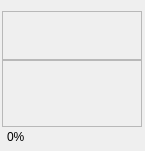
Above: opensyde_tool/src/system_definition/node_edit/datapools/C_SdNdeDpSelectorItemWidget.ui from openSYDE/openSYDE before the change. Below: the same form after it.
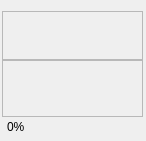
That is the form after the change. Custom widgets are drawn as their Qt base class.

Patch:
```diff
--- a/opensyde_tool/src/system_definition/node_edit/datapools/C_SdNdeDpSelectorItemWidget.ui
+++ b/opensyde_tool/src/system_definition/node_edit/datapools/C_SdNdeDpSelectorItemWidget.ui
@@ -6,8 +6,8 @@
    <rect>
     <x>0</x>
     <y>0</y>
-    <width>145</width>
-    <height>151</height>
+    <width>146</width>
+    <height>141</height>
    </rect>
   </property>
   <property name="sizePolicy">
@@ -18,14 +18,14 @@
   </property>
   <property name="minimumSize">
    <size>
-    <width>145</width>
-    <height>151</height>
+    <width>146</width>
+    <height>141</height>
    </size>
   </property>
   <property name="maximumSize">
    <size>
-    <width>145</width>
-    <height>151</height>
+    <width>146</width>
+    <height>141</height>
    </size>
   </property>
   <property name="windowTitle">
@@ -58,13 +58,13 @@
      <property name="minimumSize">
       <size>
        <width>0</width>
-       <height>140</height>
+       <height>130</height>
       </size>
      </property>
      <property name="maximumSize">
       <size>
        <width>16777215</width>
-       <height>140</height>
+       <height>130</height>
       </size>
      </property>
      <layout class="QGridLayout" name="gridLayout">
```
